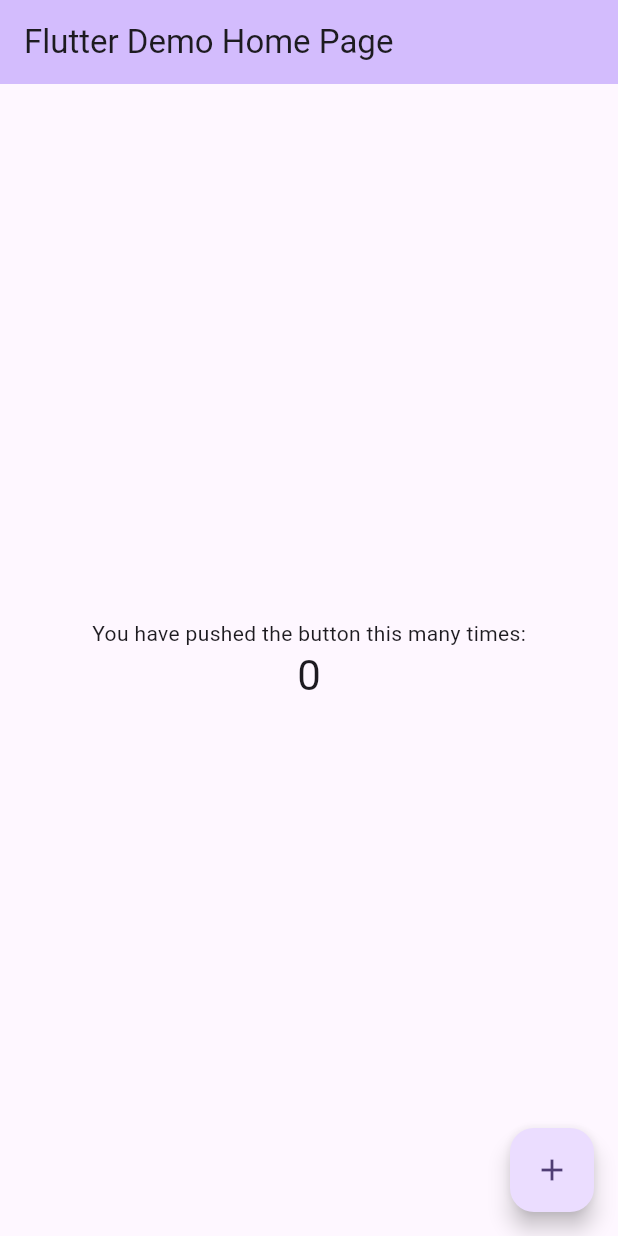
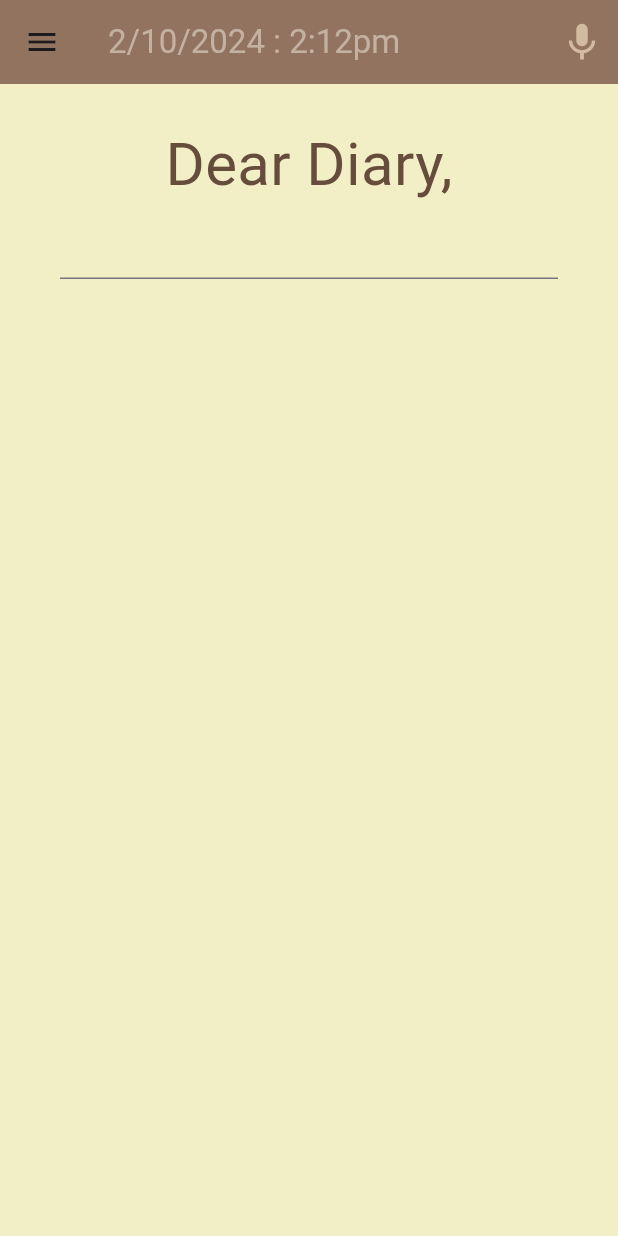
Before and after one commit to AkZuza/pinokio, a Flutter app: the screen it shows after launch, on a phone screen of 412 x 824 dp. Run offline on Flutter 3.47's test engine with Material 3 defaults, Android fonts, the phone set to English and light mode, and no system bars.

Commit message:
:lipstick: Added UI Compenents

```diff
--- /dev/null
+++ b/lib/home_page.dart
@@ -0,0 +1,92 @@
+// import 'dart:math';
+import 'package:flutter/material.dart';
+// import 'UI/widgets/search_and_menu.dart';
+// import 'UI/widgets/front_view.dart';
+// import 'UI/widgets/back_view.dart';
+// import 'UI/widgets/action_buttons.dart';
+
+final Color primaryColor = Color(0xff91735F);
+final Color secondaryColor = Color(0xffd2bba0);
+final Color backgroundColor = Color(0xfff2efc7);
+final Color headerColor = Color(0xffffeee2);
+final Color textColor = Color.fromARGB(255, 101, 76, 59);
+
+final Color textColor2 = Color.fromARGB(255, 197, 177, 162);
+
+void openDrawer() {}
+
+class HomePage extends StatefulWidget {
+  const HomePage({super.key});
+
+  @override
+  State<HomePage> createState() => _HomePageState();
+}
+
+class _HomePageState extends State<HomePage> {
+  @override
+  Widget build(BuildContext context) {
+    final GlobalKey<ScaffoldState> scaffoldKey = GlobalKey<ScaffoldState>();
+
+    return Scaffold(
+      key: scaffoldKey,
+      appBar: AppBar(
+        title: Text(
+          "2/10/2024 : 2:12pm",
+          style: TextStyle(color: textColor2),
+        ),
+        backgroundColor: primaryColor,
+        leading: Builder(
+            builder: (context) => IconButton(
+                  icon: const Icon(Icons.menu),
+                  onPressed: () => Scaffold.of(context).openDrawer(),
+                )),
+        actions: [
+          IconButton(
+            onPressed: () => {},
+            icon: Icon(Icons.mic),
+            color: secondaryColor,
+            iconSize: 30,
+          ),
+        ],
+      ),
+      backgroundColor: backgroundColor,
+      body: SafeArea(
+        child: Column(
+          children: [
+            Padding(
+              padding: EdgeInsets.symmetric(horizontal: 40, vertical: 25),
+              child: Column(
+                mainAxisAlignment: MainAxisAlignment.spaceBetween,
+                children: [
+                  Text(
+                    "Dear Diary,",
+                    style: TextStyle(fontSize: 40, color: textColor),
+                  ),
+                  Align(
+                    alignment: Alignment.bottomCenter,
+                    child: TextField(
+                      style: TextStyle(color: textColor),
+                      maxLines: null,
+                    ),
+                  )
+                ],
+              ),
+            ),
+          ],
+        ),
+      ),
+      drawer: Drawer(
+          child: ListView(
+        padding: EdgeInsets.zero,
+        children: [
+          const DrawerHeader(
+            decoration: BoxDecoration(
+              color: Colors.blue,
+            ),
+            child: Text("Drawer Element"),
+          )
+        ],
+      )),
+    );
+  }
+}
--- a/lib/main.dart
+++ b/lib/main.dart
@@ -1,125 +1,38 @@
 import 'package:flutter/material.dart';
+// import 'package:flutter/services.dart';
+import './home_page.dart';
 
 void main() {
-  runApp(const MyApp());
+  // runApp(const DiaryApp());
+  runApp(const Pinokio());
 }
 
-class MyApp extends StatelessWidget {
-  const MyApp({super.key});
+class Pinokio extends StatelessWidget {
+  const Pinokio({super.key});
 
-  // This widget is the root of your application.
   @override
   Widget build(BuildContext context) {
     return MaterialApp(
-      title: 'Flutter Demo',
+      debugShowCheckedModeBanner: false,
       theme: ThemeData(
-        // This is the theme of your application.
-        //
-        // TRY THIS: Try running your application with "flutter run". You'll see
-        // the application has a purple toolbar. Then, without quitting the app,
-        // try changing the seedColor in the colorScheme below to Colors.green
-        // and then invoke "hot reload" (save your changes or press the "hot
-        // reload" button in a Flutter-supported IDE, or press "r" if you used
-        // the command line to start the app).
-        //
-        // Notice that the counter didn't reset back to zero; the application
-        // state is not lost during the reload. To reset the state, use hot
-        // restart instead.
-        //
-        // This works for code too, not just values: Most code changes can be
-        // tested with just a hot reload.
-        colorScheme: ColorScheme.fromSeed(seedColor: Colors.deepPurple),
-        useMaterial3: true,
+        scaffoldBackgroundColor: Colors.black,
+        // scaffoldBackgroundColor: Colors.black),
       ),
-      home: const MyHomePage(title: 'Flutter Demo Home Page'),
+      home: const HomePage(),
     );
   }
 }
+// class DiaryApp extends StatelessWidget {
+//   const DiaryApp({super.key});
 
-class MyHomePage extends StatefulWidget {
-  const MyHomePage({super.key, required this.title});
-
-  // This widget is the home page of your application. It is stateful, meaning
-  // that it has a State object (defined below) that contains fields that affect
-  // how it looks.
-
-  // This class is the configuration for the state. It holds the values (in this
-  // case the title) provided by the parent (in this case the App widget) and
-  // used by the build method of the State. Fields in a Widget subclass are
-  // always marked "final".
-
-  final String title;
-
-  @override
-  State<MyHomePage> createState() => _MyHomePageState();
-}
-
-class _MyHomePageState extends State<MyHomePage> {
-  int _counter = 0;
-
-  void _incrementCounter() {
-    setState(() {
-      // This call to setState tells the Flutter framework that something has
-      // changed in this State, which causes it to rerun the build method below
-      // so that the display can reflect the updated values. If we changed
-      // _counter without calling setState(), then the build method would not be
-      // called again, and so nothing would appear to happen.
-      _counter++;
-    });
-  }
-
-  @override
-  Widget build(BuildContext context) {
-    // This method is rerun every time setState is called, for instance as done
-    // by the _incrementCounter method above.
-    //
-    // The Flutter framework has been optimized to make rerunning build methods
-    // fast, so that you can just rebuild anything that needs updating rather
-    // than having to individually change instances of widgets.
-    return Scaffold(
-      appBar: AppBar(
-        // TRY THIS: Try changing the color here to a specific color (to
-        // Colors.amber, perhaps?) and trigger a hot reload to see the AppBar
-        // change color while the other colors stay the same.
-        backgroundColor: Theme.of(context).colorScheme.inversePrimary,
-        // Here we take the value from the MyHomePage object that was created by
-        // the App.build method, and use it to set our appbar title.
-        title: Text(widget.title),
-      ),
-      body: Center(
-        // Center is a layout widget. It takes a single child and positions it
-        // in the middle of the parent.
-        child: Column(
-          // Column is also a layout widget. It takes a list of children and
-          // arranges them vertically. By default, it sizes itself to fit its
-          // children horizontally, and tries to be as tall as its parent.
-          //
-          // Column has various properties to control how it sizes itself and
-          // how it positions its children. Here we use mainAxisAlignment to
-          // center the children vertically; the main axis here is the vertical
-          // axis because Columns are vertical (the cross axis would be
-          // horizontal).
-          //
-          // TRY THIS: Invoke "debug painting" (choose the "Toggle Debug Paint"
-          // action in the IDE, or press "p" in the console), to see the
-          // wireframe for each widget.
-          mainAxisAlignment: MainAxisAlignment.center,
-          children: <Widget>[
-            const Text(
-              'You have pushed the button this many times:',
-            ),
-            Text(
-              '$_counter',
-              style: Theme.of(context).textTheme.headlineMedium,
-            ),
-          ],
-        ),
-      ),
-      floatingActionButton: FloatingActionButton(
-        onPressed: _incrementCounter,
-        tooltip: 'Increment',
-        child: const Icon(Icons.add),
-      ), // This trailing comma makes auto-formatting nicer for build methods.
-    );
-  }
-}
+//   @override
+//   Widget build(BuildContext context) {
+//     return MaterialApp(
+//       debugShowCheckedModeBanner: false,
+//       theme: ThemeData(
+//         scaffoldBackgroundColor: Colors.white,
+//       ),
+//       home: const HomePage(),
+//     );
+//   }
+// }
--- a/pubspec.yaml
+++ b/pubspec.yaml
@@ -45,7 +45,7 @@ dev_dependencies:
   # activated in the `analysis_options.yaml` file located at the root of your
   # package. See that file for information about deactivating specific lint
   # rules and activating additional ones.
-  flutter_lints: ^4.0.0
+  flutter_lints: ^5.0.0
 
 # For information on the generic Dart part of this file, see the
 # following page: https://dart.dev/tools/pub/pubspec
```
Also changed, not shown: pubspec.lock, 1 other file.
